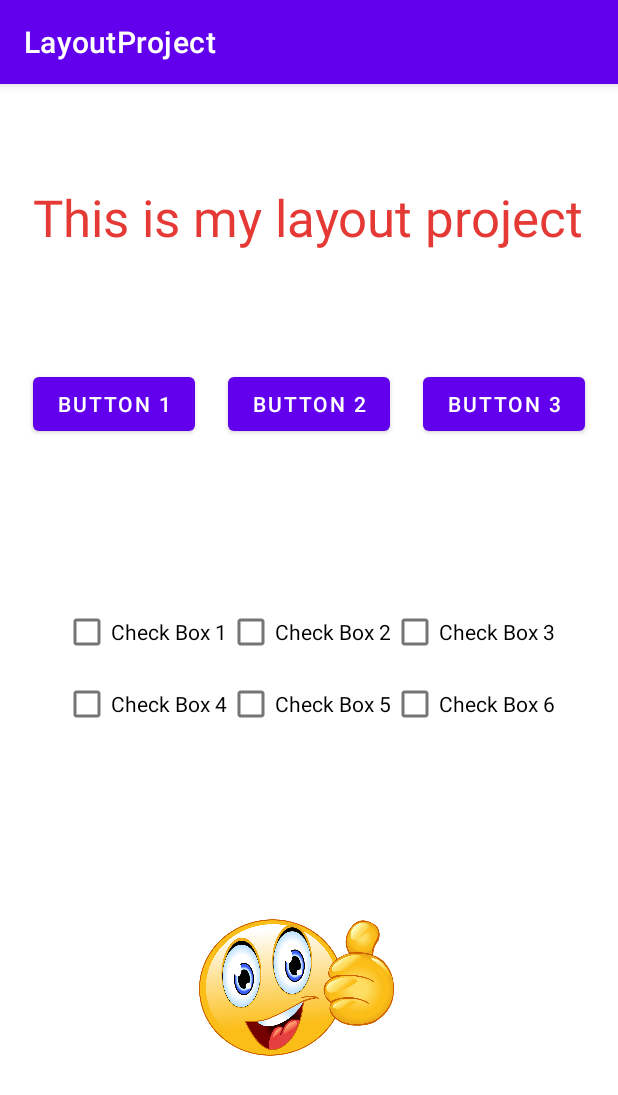
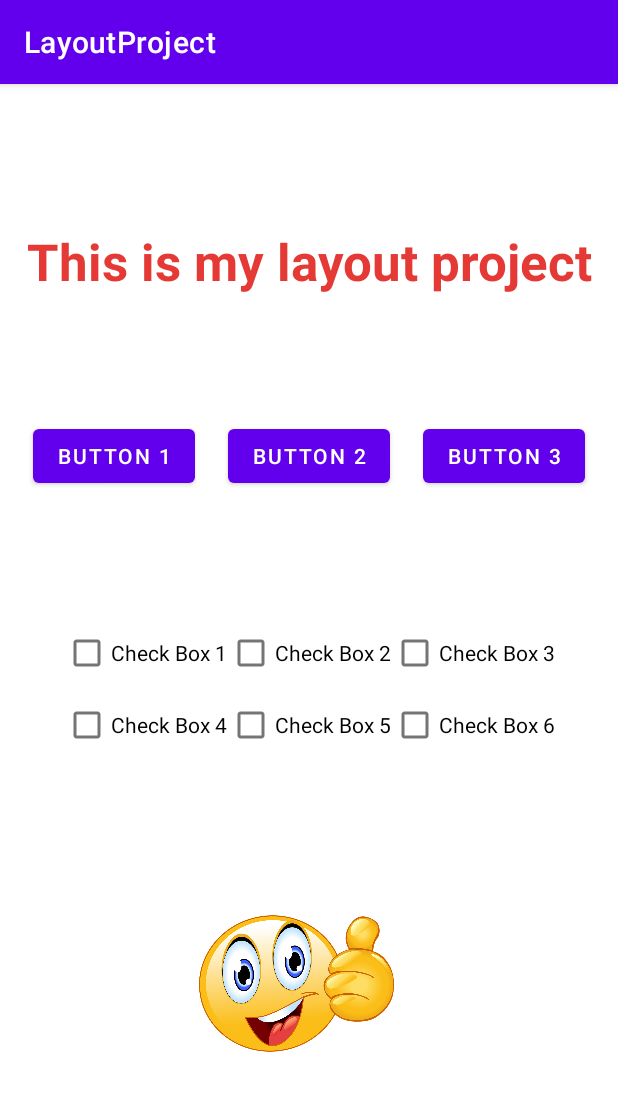
Before and after one commit to JoRis10/jcris-CPS251-LayoutProject, an Android app: the screen it shows after launch (MainActivity), on a phone screen of 412 x 824 dp. Shown: the top 1095 px of the screen. Run offline under Robolectric (Android 15) with nearby library versions, the phone set to English and light mode, and no system bars.

```diff
--- a/app/src/main/res/layout/activity_main.xml
+++ b/app/src/main/res/layout/activity_main.xml
@@ -21,8 +21,7 @@
         android:id="@+id/button2"
         android:layout_width="wrap_content"
         android:layout_height="wrap_content"
-        android:layout_marginTop="40dp"
-        android:layout_marginBottom="20dp"
+        android:layout_marginTop="45dp"
         android:text="@string/button_2"
         app:layout_constraintBottom_toTopOf="@+id/tableLayout2"
         app:layout_constraintEnd_toStartOf="@+id/button3"
@@ -44,11 +43,14 @@
         android:id="@+id/textView"
         android:layout_width="wrap_content"
         android:layout_height="wrap_content"
-        android:layout_marginTop="10dp"
-        android:layout_marginBottom="20dp"
+        android:layout_marginStart="8dp"
+        android:layout_marginTop="15dp"
+        android:layout_marginEnd="8dp"
         android:text="@string/this_is_my_layout_project"
+        android:textAlignment="center"
         android:textColor="#E53935"
         android:textSize="34sp"
+        android:textStyle="bold"
         app:layout_constraintBottom_toTopOf="@+id/button2"
         app:layout_constraintEnd_toEndOf="parent"
         app:layout_constraintHorizontal_bias="0.488"
@@ -60,12 +62,15 @@
         android:id="@+id/tableLayout2"
         android:layout_width="wrap_content"
         android:layout_height="wrap_content"
-        android:layout_marginBottom="20dp"
+        android:layout_marginStart="10dp"
+        android:layout_marginTop="10dp"
+        android:layout_marginEnd="10dp"
+        android:layout_marginBottom="120dp"
         app:layout_constraintBottom_toBottomOf="@id/imageView"
         app:layout_constraintEnd_toEndOf="parent"
         app:layout_constraintStart_toStartOf="parent"
         app:layout_constraintTop_toBottomOf="@+id/button"
-        app:layout_constraintVertical_bias="0.32999998">
+        app:layout_constraintVertical_bias="0.44">
 
         <TableRow
             android:layout_width="match_parent"
@@ -121,12 +126,14 @@
         android:id="@+id/imageView"
         android:layout_width="130dp"
         android:layout_height="130dp"
+        android:layout_marginTop="15dp"
+        android:layout_marginBottom="35dp"
+        android:contentDescription="@string/todo"
         app:layout_constraintBottom_toBottomOf="parent"
         app:layout_constraintEnd_toEndOf="parent"
         app:layout_constraintHorizontal_bias="0.47"
         app:layout_constraintStart_toStartOf="parent"
         app:layout_constraintTop_toBottomOf="@+id/tableLayout2"
-        app:srcCompat="@drawable/smileyface"
-        android:contentDescription="@string/todo" />
+        app:srcCompat="@drawable/smileyface" />
 
 </androidx.constraintlayout.widget.ConstraintLayout>
```
